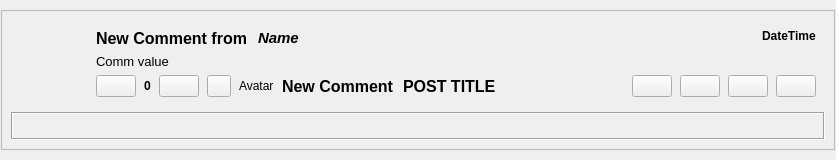
The window that retroshare-gui/src/gui/feeds/ChannelsCommentsItem.ui (RetroShare/RetroShare) describes before a commit, drawn with Qt 5.
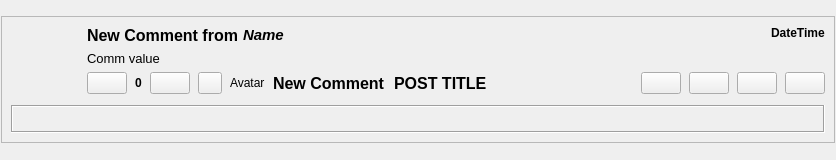
The same window after the commit. Custom widgets are drawn as their Qt base class.

Commit message:
Fixed channels comments navigation
*Fixed layout margins

```diff
--- a/retroshare-gui/src/gui/feeds/ChannelsCommentsItem.ui
+++ b/retroshare-gui/src/gui/feeds/ChannelsCommentsItem.ui
@@ -62,8 +62,23 @@
          <string notr="true"/>
         </property>
         <layout class="QVBoxLayout" name="verticalLayout">
+         <property name="leftMargin">
+          <number>0</number>
+         </property>
+         <property name="topMargin">
+          <number>0</number>
+         </property>
+         <property name="rightMargin">
+          <number>0</number>
+         </property>
+         <property name="bottomMargin">
+          <number>0</number>
+         </property>
          <item>
           <layout class="QHBoxLayout" name="horizontalLayout">
+           <property name="spacing">
+            <number>0</number>
+           </property>
            <item>
             <widget class="QLabel" name="newCommentLabel_2">
              <property name="sizePolicy">
```
The commit also changes 2 other files.
